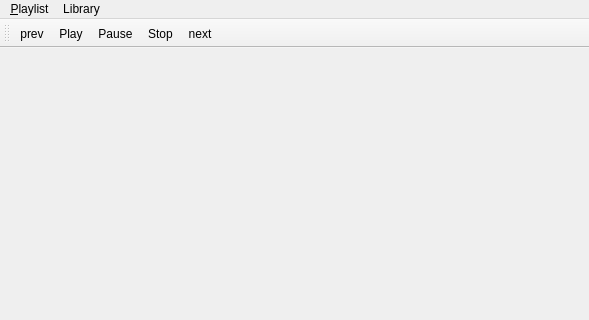
abenea/fubar, file ui/mainwindow.ui: the form before one commit; both pictures show x 0 to 589 and y 0 to 320 of the 589 by 517 pixel window.
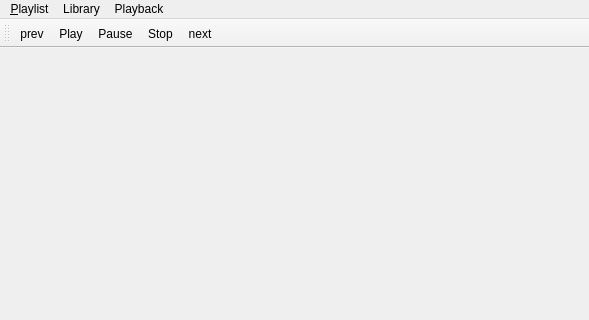
The form after the commit. Icons and pictures are not drawn.

Commit message: Added cursor follows playback option.

```diff
--- a/ui/mainwindow.ui
+++ b/ui/mainwindow.ui
@@ -58,8 +58,15 @@
     </property>
     <addaction name="preferencesAction"/>
    </widget>
+   <widget class="QMenu" name="menuPlayback">
+    <property name="title">
+     <string>Playback</string>
+    </property>
+    <addaction name="cursorFollowsPlaybackAction"/>
+   </widget>
    <addaction name="menu_File"/>
    <addaction name="menuLibrary"/>
+   <addaction name="menuPlayback"/>
   </widget>
   <widget class="QToolBar" name="mainToolBar">
    <property name="windowTitle">
```
Left out of the diff: 8 changed lines with no effect on the pictures. The commit also changes 3 other files.
